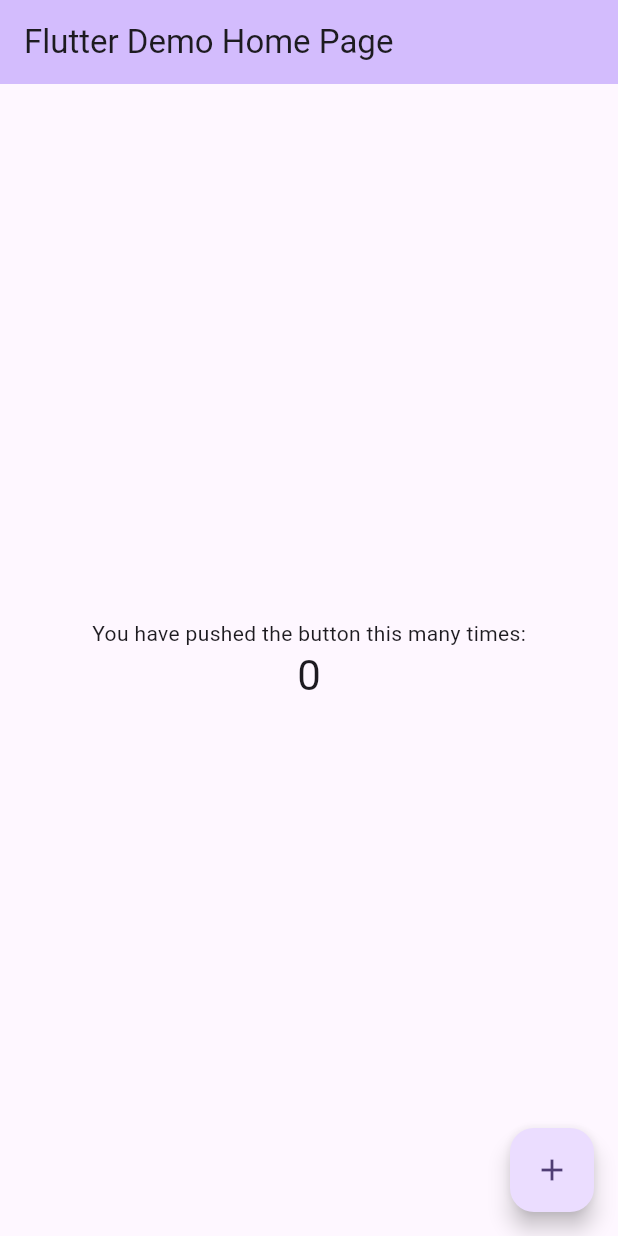
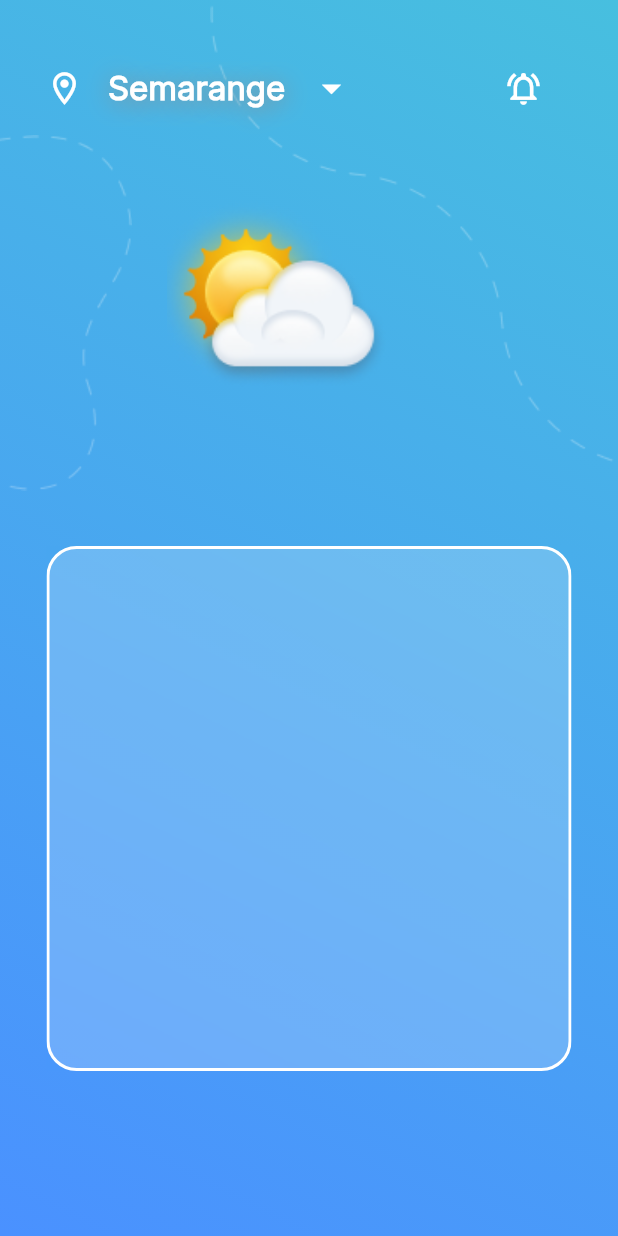
Before and after one commit to kimiaBadri/weather_app, a Flutter app: the screen it shows after launch, on a phone screen of 412 x 824 dp. Run offline on Flutter 3.47's test engine with Material 2 defaults, Android fonts, the phone set to English and light mode, and no system bars; our stand-ins replace hexcolor.

Commit message:
start home screen

```diff
--- a/lib/main.dart
+++ b/lib/main.dart
@@ -1,125 +1,18 @@
 import 'package:flutter/material.dart';
+import 'package:weather_app/screens/home_screens.dart';
 
 void main() {
-  runApp(const MyApp());
+  runApp(const Application());
 }
 
-class MyApp extends StatelessWidget {
-  const MyApp({super.key});
+class Application extends StatelessWidget {
+  const Application({super.key});
 
-  // This widget is the root of your application.
   @override
   Widget build(BuildContext context) {
     return MaterialApp(
-      title: 'Flutter Demo',
-      theme: ThemeData(
-        // This is the theme of your application.
-        //
-        // TRY THIS: Try running your application with "flutter run". You'll see
-        // the application has a blue toolbar. Then, without quitting the app,
-        // try changing the seedColor in the colorScheme below to Colors.green
-        // and then invoke "hot reload" (save your changes or press the "hot
-        // reload" button in a Flutter-supported IDE, or press "r" if you used
-        // the command line to start the app).
-        //
-        // Notice that the counter didn't reset back to zero; the application
-        // state is not lost during the reload. To reset the state, use hot
-        // restart instead.
-        //
-        // This works for code too, not just values: Most code changes can be
-        // tested with just a hot reload.
-        colorScheme: ColorScheme.fromSeed(seedColor: Colors.deepPurple),
-        useMaterial3: true,
-      ),
-      home: const MyHomePage(title: 'Flutter Demo Home Page'),
+      debugShowCheckedModeBanner: false,
+      home: HommePage(),
     );
   }
 }
-
-class MyHomePage extends StatefulWidget {
-  const MyHomePage({super.key, required this.title});
-
-  // This widget is the home page of your application. It is stateful, meaning
-  // that it has a State object (defined below) that contains fields that affect
-  // how it looks.
-
-  // This class is the configuration for the state. It holds the values (in this
-  // case the title) provided by the parent (in this case the App widget) and
-  // used by the build method of the State. Fields in a Widget subclass are
-  // always marked "final".
-
-  final String title;
-
-  @override
-  State<MyHomePage> createState() => _MyHomePageState();
-}
-
-class _MyHomePageState extends State<MyHomePage> {
-  int _counter = 0;
-
-  void _incrementCounter() {
-    setState(() {
-      // This call to setState tells the Flutter framework that something has
-      // changed in this State, which causes it to rerun the build method below
-      // so that the display can reflect the updated values. If we changed
-      // _counter without calling setState(), then the build method would not be
-      // called again, and so nothing would appear to happen.
-      _counter++;
-    });
-  }
-
-  @override
-  Widget build(BuildContext context) {
-    // This method is rerun every time setState is called, for instance as done
-    // by the _incrementCounter method above.
-    //
-    // The Flutter framework has been optimized to make rerunning build methods
-    // fast, so that you can just rebuild anything that needs updating rather
-    // than having to individually change instances of widgets.
-    return Scaffold(
-      appBar: AppBar(
-        // TRY THIS: Try changing the color here to a specific color (to
-        // Colors.amber, perhaps?) and trigger a hot reload to see the AppBar
-        // change color while the other colors stay the same.
-        backgroundColor: Theme.of(context).colorScheme.inversePrimary,
-        // Here we take the value from the MyHomePage object that was created by
-        // the App.build method, and use it to set our appbar title.
-        title: Text(widget.title),
-      ),
-      body: Center(
-        // Center is a layout widget. It takes a single child and positions it
-        // in the middle of the parent.
-        child: Column(
-          // Column is also a layout widget. It takes a list of children and
-          // arranges them vertically. By default, it sizes itself to fit its
-          // children horizontally, and tries to be as tall as its parent.
-          //
-          // Column has various properties to control how it sizes itself and
-          // how it positions its children. Here we use mainAxisAlignment to
-          // center the children vertically; the main axis here is the vertical
-          // axis because Columns are vertical (the cross axis would be
-          // horizontal).
-          //
-          // TRY THIS: Invoke "debug painting" (choose the "Toggle Debug Paint"
-          // action in the IDE, or press "p" in the console), to see the
-          // wireframe for each widget.
-          mainAxisAlignment: MainAxisAlignment.center,
-          children: <Widget>[
-            const Text(
-              'You have pushed the button this many times:',
-            ),
-            Text(
-              '$_counter',
-              style: Theme.of(context).textTheme.headlineMedium,
-            ),
-          ],
-        ),
-      ),
-      floatingActionButton: FloatingActionButton(
-        onPressed: _incrementCounter,
-        tooltip: 'Increment',
-        child: const Icon(Icons.add),
-      ), // This trailing comma makes auto-formatting nicer for build methods.
-    );
-  }
-}
--- /dev/null
+++ b/lib/screens/constans.dart/constans.dart
@@ -0,0 +1,10 @@
+import 'package:hexcolor/hexcolor.dart';
+import 'package:flutter/material.dart';
+
+class AppColor {
+  static Color backgroundColor1 = HexColor('4A91FF');
+  static Color backgroundColor2 = HexColor('47BFDF');
+  static Color textColor = HexColor('444E72');
+  static Color textColorNotSelect = HexColor('838BAA');
+  static Color chooiseColor = Color.fromRGBO(149, 229, 225, 0.28);
+}
--- /dev/null
+++ b/lib/screens/home_screens.dart
@@ -0,0 +1,135 @@
+import 'dart:ui';
+
+import 'package:flutter/cupertino.dart';
+import 'package:flutter/material.dart';
+import 'package:weather_app/screens/constans.dart/constans.dart';
+
+class HommePage extends StatefulWidget {
+  const HommePage({super.key});
+
+  @override
+  State<HommePage> createState() => _HommePageState();
+}
+
+class _HommePageState extends State<HommePage> {
+  @override
+  Widget build(BuildContext context) {
+    return Scaffold(
+      body: SafeArea(
+        child: Stack(
+          children: [
+            Container(
+              decoration: BoxDecoration(
+                gradient: LinearGradient(colors: [
+                  AppColor.backgroundColor1,
+                  AppColor.backgroundColor2,
+                ], begin: Alignment.bottomLeft, end: Alignment.topRight),
+              ),
+            ),
+            Positioned(
+              top: 90,
+              child: Image.asset('assets/images/Vector 12.png'),
+            ),
+            Positioned(
+              left: 140,
+              child: Image.asset('assets/images/Vector 11.png'),
+            ),
+            Column(
+              children: [
+                _getBarItems(),
+                _getWeatherIcon(),
+                Padding(
+                  padding: const EdgeInsets.only(top: 80),
+                  child: ClipRRect(
+                    child: BackdropFilter(
+                      filter: ImageFilter.blur(sigmaX: 10, sigmaY: 10),
+                      child: Container(
+                        width: 350,
+                        height: 350,
+                        decoration: BoxDecoration(
+                          gradient: LinearGradient(
+                              colors: [
+                                Color.fromRGBO(255, 255, 255, 0.2),
+                                Color.fromRGBO(255, 255, 255, 0.2),
+                              ],
+                              begin: Alignment.bottomCenter,
+                              end: Alignment.topCenter),
+                          borderRadius: BorderRadius.all(
+                            Radius.circular(20),
+                          ),
+                          border: Border.all(color: Colors.white, width: 2),
+                        ),
+                      ),
+                    ),
+                  ),
+                )
+              ],
+            )
+          ],
+        ),
+      ),
+    );
+  }
+
+  Widget _getWeatherIcon() {
+    return Padding(
+      padding: const EdgeInsets.only(top: 60, right: 80, left: 40),
+      child: Image.asset(
+        'assets/images/weather_icons/116@2x.png',
+        width: 150,
+        height: 150,
+        fit: BoxFit.cover,
+      ),
+    );
+  }
+
+  Widget _getBarItems() {
+    return Padding(
+      padding: const EdgeInsets.only(top: 44, left: 30, right: 30),
+      child: Row(
+        children: [
+          Icon(
+            Icons.location_on_outlined,
+            color: Colors.white,
+            size: 26,
+          ),
+          SizedBox(
+            width: 16,
+          ),
+          Text(
+            'Semarange',
+            style: TextStyle(
+              fontFamily: 'IR',
+              fontSize: 22,
+              color: Colors.white,
+              fontWeight: FontWeight.w700,
+              shadows: [
+                Shadow(
+                  color: Color.fromARGB(255, 142, 142, 142),
+                  offset: Offset(0, 2),
+                  blurRadius: 20,
+                ),
+              ],
+            ),
+          ),
+          SizedBox(
+            width: 16,
+          ),
+          Icon(
+            Icons.arrow_drop_down_outlined,
+            color: Colors.white,
+            size: 30,
+          ),
+          SizedBox(
+            width: 100,
+          ),
+          Icon(
+            Icons.notifications_active_outlined,
+            color: Colors.white,
+            size: 26,
+          ),
+        ],
+      ),
+    );
+  }
+}
```
Also changed, not shown: pubspec.yaml (+16 -16 lines), assets/fonts/Inter-Black.ttf (added), assets/fonts/Inter-Bold.ttf (added), assets/fonts/Inter-ExtraBold.ttf (added), assets/fonts/Inter-ExtraLight.ttf (added), assets/fonts/Inter-Light.ttf (added), assets/fonts/Inter-Medium.ttf (added), assets/fonts/Inter-Regular.ttf (added), assets/fonts/Inter-SemiBold.ttf (added), assets/fonts/Inter-Thin.ttf (added), assets/images/Vector 11.png (added), assets/images/Vector 12.png (added), assets/images/weather_icons/116@2x.png (added), pubspec.lock.
